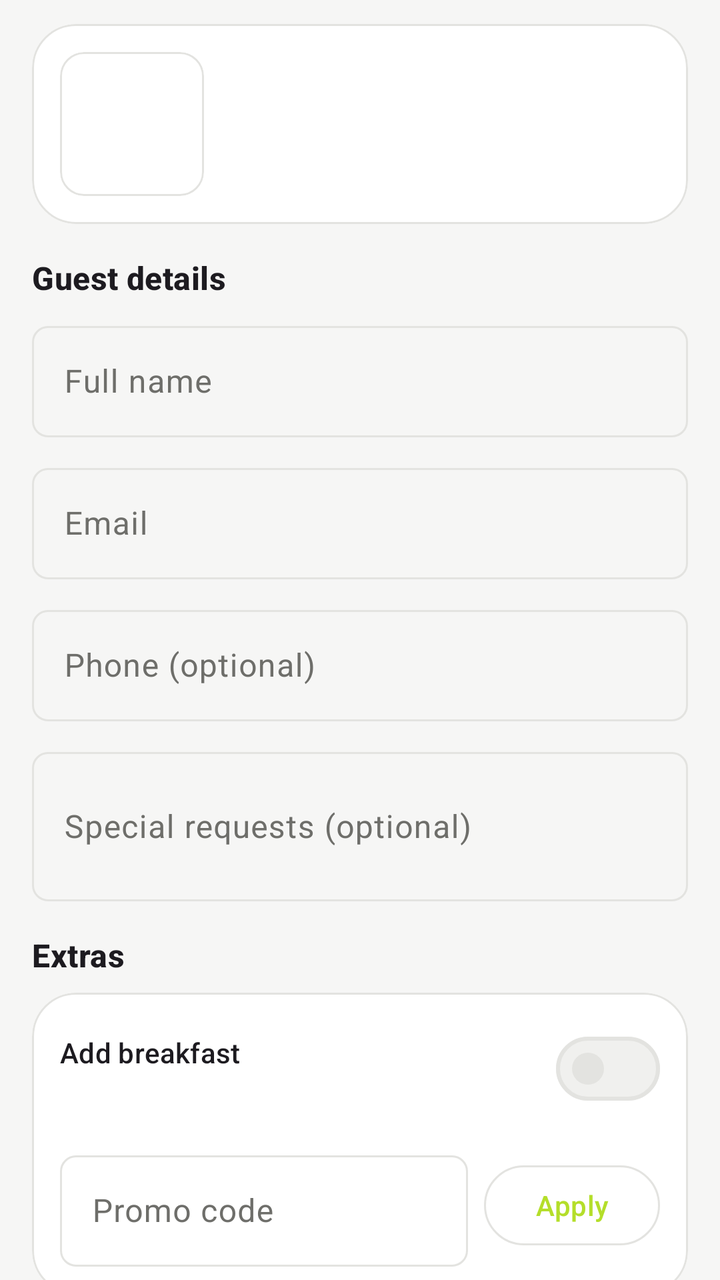
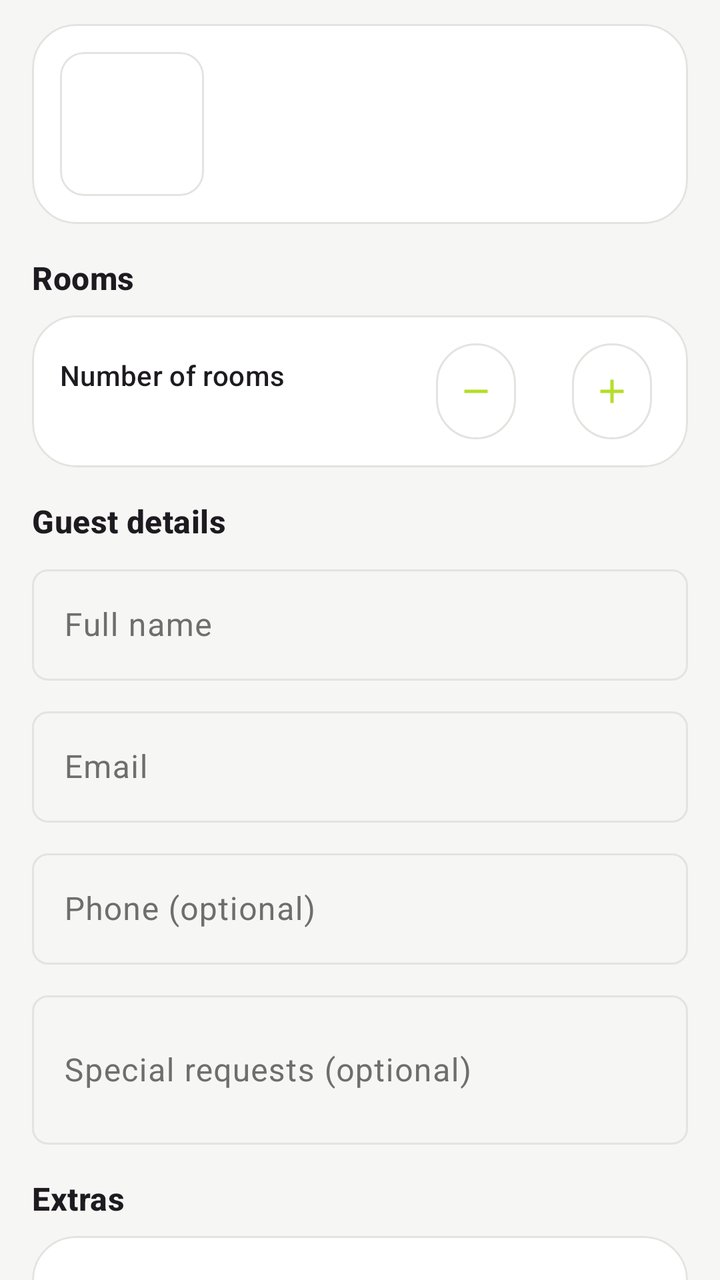

An Android layout rendered at two revisions. The XML below is the earlier revision; the diff shows what the commit changed to produce the second picture.
<!-- AndroidManifest.xml: application theme Theme.Hotel_Booking_App -->
<!-- res/layout/fragment_checkout.xml -->
<?xml version="1.0" encoding="utf-8"?>
<androidx.core.widget.NestedScrollView
    xmlns:android="http://schemas.android.com/apk/res/android"
    xmlns:app="http://schemas.android.com/apk/res-auto"
    android:layout_width="match_parent"
    android:layout_height="match_parent"
    android:clipToPadding="false"
    android:paddingHorizontal="@dimen/screen_gutter"
    android:paddingTop="12dp"
    android:paddingBottom="24dp">

    <LinearLayout
        android:layout_width="match_parent"
        android:layout_height="wrap_content"
        android:orientation="vertical">

        <com.google.android.material.card.MaterialCardView
            style="@style/Widget.App.Card.Panel"
            android:layout_width="match_parent"
            android:layout_height="wrap_content">

            <LinearLayout
                android:layout_width="match_parent"
                android:layout_height="wrap_content"
                android:gravity="center_vertical"
                android:orientation="horizontal"
                android:padding="14dp">

                <com.google.android.material.card.MaterialCardView
                    android:layout_width="72dp"
                    android:layout_height="72dp"
                    app:cardCornerRadius="12dp"
                    app:cardElevation="0dp">

                    <ImageView
                        android:id="@+id/summary_image"
                        android:layout_width="match_parent"
                        android:layout_height="match_parent"
                        android:contentDescription="@null"
                        android:scaleType="centerCrop" />
                </com.google.android.material.card.MaterialCardView>

                <LinearLayout
                    android:layout_width="0dp"
                    android:layout_height="wrap_content"
                    android:layout_marginStart="12dp"
                    android:layout_weight="1"
                    android:orientation="vertical">

                    <TextView
                        android:id="@+id/summary_name"
                        android:layout_width="wrap_content"
                        android:layout_height="wrap_content"
                        android:textAppearance="@style/TextAppearance.App.TitleMedium" />

                    <TextView
                        android:id="@+id/summary_room"
                        android:layout_width="wrap_content"
                        android:layout_height="wrap_content"
                        android:textAppearance="@style/TextAppearance.App.BodySmall"
                        android:textColor="?attr/colorOnSurfaceVariant" />

                    <TextView
                        android:id="@+id/summary_stay"
                        android:layout_width="wrap_content"
                        android:layout_height="wrap_content"
                        android:textAppearance="@style/TextAppearance.App.BodySmall"
                        android:textColor="?attr/colorOnSurfaceVariant" />
                </LinearLayout>
            </LinearLayout>
        </com.google.android.material.card.MaterialCardView>

        <TextView
            android:layout_width="wrap_content"
            android:layout_height="wrap_content"
            android:layout_marginTop="16dp"
            android:text="Guest details"
            android:textAppearance="@style/TextAppearance.App.TitleMedium" />

        <com.google.android.material.textfield.TextInputLayout
            style="@style/Widget.Material3.TextInputLayout.OutlinedBox"
            android:layout_width="match_parent"
            android:layout_height="wrap_content"
            android:layout_marginTop="8dp"
            android:hint="Full name">

            <com.google.android.material.textfield.TextInputEditText
                android:id="@+id/guest_name"
                android:layout_width="match_parent"
                android:layout_height="wrap_content"
                android:inputType="textPersonName"
                android:maxLines="1" />
        </com.google.android.material.textfield.TextInputLayout>

        <com.google.android.material.textfield.TextInputLayout
            style="@style/Widget.Material3.TextInputLayout.OutlinedBox"
            android:layout_width="match_parent"
            android:layout_height="wrap_content"
            android:layout_marginTop="10dp"
            android:hint="Email">

            <com.google.android.material.textfield.TextInputEditText
                android:id="@+id/guest_email"
                android:layout_width="match_parent"
                android:layout_height="wrap_content"
                android:inputType="textEmailAddress"
                android:maxLines="1" />
        </com.google.android.material.textfield.TextInputLayout>

        <com.google.android.material.textfield.TextInputLayout
            style="@style/Widget.Material3.TextInputLayout.OutlinedBox"
            android:layout_width="match_parent"
            android:layout_height="wrap_content"
            android:layout_marginTop="10dp"
            android:hint="Phone (optional)">

            <com.google.android.material.textfield.TextInputEditText
                android:id="@+id/guest_phone"
                android:layout_width="match_parent"
                android:layout_height="wrap_content"
                android:inputType="phone"
                android:maxLines="1" />
        </com.google.android.material.textfield.TextInputLayout>

        <com.google.android.material.textfield.TextInputLayout
            style="@style/Widget.Material3.TextInputLayout.OutlinedBox"
            android:layout_width="match_parent"
            android:layout_height="wrap_content"
            android:layout_marginTop="10dp"
            android:hint="Special requests (optional)">

            <com.google.android.material.textfield.TextInputEditText
                android:id="@+id/guest_requests"
                android:layout_width="match_parent"
                android:layout_height="wrap_content"
                android:inputType="textMultiLine"
                android:minLines="2" />
        </com.google.android.material.textfield.TextInputLayout>

        <TextView
            android:layout_width="wrap_content"
            android:layout_height="wrap_content"
            android:layout_marginTop="16dp"
            android:text="Extras"
            android:textAppearance="@style/TextAppearance.App.TitleMedium" />

        <com.google.android.material.card.MaterialCardView
            style="@style/Widget.App.Card.Panel"
            android:layout_width="match_parent"
            android:layout_height="wrap_content"
            android:layout_marginTop="8dp">

            <LinearLayout
                android:layout_width="match_parent"
                android:layout_height="wrap_content"
                android:orientation="vertical"
                android:padding="14dp">

                <LinearLayout
                    android:layout_width="match_parent"
                    android:layout_height="wrap_content"
                    android:gravity="center_vertical"
                    android:orientation="horizontal">

                    <LinearLayout
                        android:layout_width="0dp"
                        android:layout_height="wrap_content"
                        android:layout_weight="1"
                        android:orientation="vertical">

                        <TextView
                            android:layout_width="wrap_content"
                            android:layout_height="wrap_content"
                            android:text="Add breakfast"
                            android:textAppearance="@style/TextAppearance.App.TitleSmall" />

                        <TextView
                            android:id="@+id/breakfast_hint"
                            android:layout_width="wrap_content"
                            android:layout_height="wrap_content"
                            android:textAppearance="@style/TextAppearance.App.BodySmall"
                            android:textColor="?attr/colorOnSurfaceVariant" />
                    </LinearLayout>

                    <com.google.android.material.materialswitch.MaterialSwitch
                        android:id="@+id/breakfast_switch"
                        android:layout_width="wrap_content"
                        android:layout_height="wrap_content" />
                </LinearLayout>

                <LinearLayout
                    android:layout_width="match_parent"
                    android:layout_height="wrap_content"
                    android:layout_marginTop="14dp"
                    android:gravity="center_vertical"
                    android:orientation="horizontal">

                    <com.google.android.material.textfield.TextInputLayout
                        style="@style/Widget.Material3.TextInputLayout.OutlinedBox"
                        android:layout_width="0dp"
                        android:layout_height="wrap_content"
                        android:layout_weight="1"
                        android:hint="Promo code">

                        <com.google.android.material.textfield.TextInputEditText
                            android:id="@+id/promo_field"
                            android:layout_width="match_parent"
                            android:layout_height="wrap_content"
                            android:inputType="textCapCharacters"
                            android:maxLines="1" />
                    </com.google.android.material.textfield.TextInputLayout>

                    <com.google.android.material.button.MaterialButton
                        android:id="@+id/promo_apply"
                        style="@style/Widget.Material3.Button.OutlinedButton"
                        android:layout_width="wrap_content"
                        android:layout_height="wrap_content"
                        android:layout_marginStart="8dp"
                        android:text="Apply" />
                </LinearLayout>

                <TextView
                    android:id="@+id/promo_note"
                    android:layout_width="wrap_content"
                    android:layout_height="wrap_content"
                    android:layout_marginTop="4dp"
                    android:textAppearance="@style/TextAppearance.App.BodySmall"
                    android:visibility="gone" />
            </LinearLayout>
        </com.google.android.material.card.MaterialCardView>

        <TextView
            android:layout_width="wrap_content"
            android:layout_height="wrap_content"
            android:layout_marginTop="16dp"
            android:text="Payment"
            android:textAppearance="@style/TextAppearance.App.TitleMedium" />

        <com.google.android.material.chip.ChipGroup
            android:id="@+id/payment_chips"
            android:layout_width="match_parent"
            android:layout_height="wrap_content"
            android:layout_marginTop="8dp"
            app:selectionRequired="true"
            app:singleSelection="true" />

        <TextView
            android:layout_width="wrap_content"
            android:layout_height="wrap_content"
            android:layout_marginTop="16dp"
            android:text="Price details"
            android:textAppearance="@style/TextAppearance.App.TitleMedium" />

        <include
            android:id="@+id/price_card"
            layout="@layout/view_price_card"
            android:layout_width="match_parent"
            android:layout_height="wrap_content"
            android:layout_marginTop="8dp" />

        <TextView
            android:id="@+id/checkout_error"
            android:layout_width="match_parent"
            android:layout_height="wrap_content"
            android:layout_marginTop="12dp"
            android:textAppearance="@style/TextAppearance.App.Body"
            android:textColor="?attr/colorError"
            android:visibility="gone" />

        <com.google.android.material.button.MaterialButton
            android:id="@+id/confirm_booking"
            android:layout_width="match_parent"
            android:layout_height="52dp"
            android:layout_marginTop="16dp" />
    </LinearLayout>
</androidx.core.widget.NestedScrollView>
<!-- res/layout/view_price_card.xml (included above) -->
<?xml version="1.0" encoding="utf-8"?>
<com.google.android.material.card.MaterialCardView
    xmlns:android="http://schemas.android.com/apk/res/android"
    style="@style/Widget.App.Card.Panel"
    android:layout_width="match_parent"
    android:layout_height="wrap_content">

    <LinearLayout
        android:id="@+id/price_rows"
        android:layout_width="match_parent"
        android:layout_height="wrap_content"
        android:orientation="vertical"
        android:paddingHorizontal="14dp"
        android:paddingVertical="8dp" />
</com.google.android.material.card.MaterialCardView>
<!-- resources referenced by this layout -->
<resources>
  <dimen name="screen_gutter">16dp</dimen>
  <style name="TextAppearance.App.Body" parent="TextAppearance.Material3.BodyMedium">
          <item name="android:textSize">14sp</item>
      </style>
  <style name="TextAppearance.App.BodySmall" parent="TextAppearance.Material3.BodySmall">
          <item name="android:textSize">12sp</item>
      </style>
  <style name="TextAppearance.App.TitleMedium" parent="TextAppearance.Material3.TitleMedium">
          <item name="android:textStyle">bold</item>
          <item name="android:textSize">16sp</item>
      </style>
  <style name="TextAppearance.App.TitleSmall" parent="TextAppearance.Material3.TitleSmall">
          <item name="android:textSize">14sp</item>
      </style>
  <style name="Widget.App.Card.Panel" parent="Widget.Material3.CardView.Outlined">
          <item name="cardBackgroundColor">?attr/colorSurface</item>
          <item name="strokeColor">?attr/colorOutline</item>
          <item name="strokeWidth">1dp</item>
          <item name="cardElevation">0dp</item>
          <item name="cardCornerRadius">22dp</item>
      </style>
  <color name="lime_primary">#FFB4DE2A</color>
  <color name="lime_on_primary">#FF1C2708</color>
  <color name="lime_container">#FFEDF4D8</color>
  <color name="lime_on_container">#FF313D14</color>
  <color name="stone_secondary">#FF5A5A55</color>
  <color name="stone_on_secondary">#FFFFFFFF</color>
  <color name="stone_container">#FFECECE8</color>
  <color name="stone_on_container">#FF2B2B27</color>
  <color name="blue_tertiary">#FF2A78D6</color>
  <color name="blue_on_tertiary">#FFFFFFFF</color>
  <color name="blue_container">#FFDCE9F8</color>
  <color name="blue_on_container">#FF10304F</color>
  <color name="light_background">#FFF6F6F5</color>
  <color name="light_surface">#FFFFFFFF</color>
  <color name="light_on_surface">#FF1A1A19</color>
  <color name="light_surface_variant">#FFF0F0EE</color>
  <color name="light_on_surface_variant">#FF6E6E6A</color>
  <color name="light_outline">#FFE3E3E0</color>
  <color name="error_light">#FF9B2F2A</color>
  <color name="on_error_light">#FFFFFFFF</color>
  <color name="error_container_light">#FFF8DEDB</color>
  <color name="on_error_container_light">#FF63211E</color>
  <style name="ShapeAppearance.App.ExtraSmall" parent="ShapeAppearance.Material3.Corner.ExtraSmall">
          <item name="cornerSize">8dp</item>
      </style>
  <style name="ShapeAppearance.App.Small" parent="ShapeAppearance.Material3.Corner.Small">
          <item name="cornerSize">12dp</item>
      </style>
  <style name="ShapeAppearance.App.Medium" parent="ShapeAppearance.Material3.Corner.Medium">
          <item name="cornerSize">18dp</item>
      </style>
  <style name="ShapeAppearance.App.Large" parent="ShapeAppearance.Material3.Corner.Large">
          <item name="cornerSize">22dp</item>
      </style>
  <style name="ShapeAppearance.App.ExtraLarge" parent="ShapeAppearance.Material3.Corner.ExtraLarge">
          <item name="cornerSize">28dp</item>
      </style>
  <!-- unchanged entries left out for length: 1 -->
</resources>

<!-- the commit's change to res/layout/fragment_checkout.xml (unified diff, before → after) -->
@@ -67,6 +67,78 @@
                         android:textAppearance="@style/TextAppearance.App.BodySmall"
                         android:textColor="?attr/colorOnSurfaceVariant" />
                 </LinearLayout>
+            </LinearLayout>
+        </com.google.android.material.card.MaterialCardView>
+
+        <TextView
+            android:layout_width="wrap_content"
+            android:layout_height="wrap_content"
+            android:layout_marginTop="16dp"
+            android:text="Rooms"
+            android:textAppearance="@style/TextAppearance.App.TitleMedium" />
+
+        <com.google.android.material.card.MaterialCardView
+            style="@style/Widget.App.Card.Panel"
+            android:layout_width="match_parent"
+            android:layout_height="wrap_content"
+            android:layout_marginTop="8dp">
+
+            <LinearLayout
+                android:layout_width="match_parent"
+                android:layout_height="wrap_content"
+                android:gravity="center_vertical"
+                android:orientation="horizontal"
+                android:padding="14dp">
+
+                <LinearLayout
+                    android:layout_width="0dp"
+                    android:layout_height="wrap_content"
+                    android:layout_weight="1"
+                    android:orientation="vertical">
+
+                    <TextView
+                        android:layout_width="wrap_content"
+                        android:layout_height="wrap_content"
+                        android:text="Number of rooms"
+                        android:textAppearance="@style/TextAppearance.App.TitleSmall" />
+
+                    <TextView
+                        android:id="@+id/rooms_available"
+                        android:layout_width="wrap_content"
+                        android:layout_height="wrap_content"
+                        android:textAppearance="@style/TextAppearance.App.BodySmall"
+                        android:textColor="?attr/colorOnSurfaceVariant" />
+                </LinearLayout>
+
+                <com.google.android.material.button.MaterialButton
+                    android:id="@+id/rooms_minus"
+                    style="@style/Widget.Material3.Button.IconButton.Outlined"
+                    android:layout_width="wrap_content"
+                    android:layout_height="wrap_content"
+                    android:insetTop="0dp"
+                    android:insetBottom="0dp"
+                    app:icon="@drawable/ic_remove"
+                    app:iconGravity="textStart"
+                    app:iconPadding="0dp" />
+
+                <TextView
+                    android:id="@+id/rooms_count"
+                    android:layout_width="wrap_content"
+                    android:layout_height="wrap_content"
+                    android:layout_marginHorizontal="10dp"
+                    android:textAppearance="@style/TextAppearance.App.TitleSmall"
+                    android:textStyle="bold" />
+
+                <com.google.android.material.button.MaterialButton
+                    android:id="@+id/rooms_plus"
+                    style="@style/Widget.Material3.Button.IconButton.Outlined"
+                    android:layout_width="wrap_content"
+                    android:layout_height="wrap_content"
+                    android:insetTop="0dp"
+                    android:insetBottom="0dp"
+                    app:icon="@drawable/ic_add"
+                    app:iconGravity="textStart"
+                    app:iconPadding="0dp" />
             </LinearLayout>
         </com.google.android.material.card.MaterialCardView>
 
<!-- resource entries referenced after the edit -->
@@ -1,6 +1,22 @@
 <!-- resources referenced by this layout -->
 <resources>
   <dimen name="screen_gutter">16dp</dimen>
+  <!-- drawable ic_add (drawable) -->
+  <vector xmlns:android="http://schemas.android.com/apk/res/android"
+      android:width="24dp" android:height="24dp"
+      android:viewportWidth="24" android:viewportHeight="24"
+      android:tint="#FF000000">
+      <path android:fillColor="@android:color/white"
+          android:pathData="M19,13h-6v6h-2v-6H5v-2h6V5h2v6h6v2z" />
+  </vector>
+  <!-- drawable ic_remove (drawable) -->
+  <vector xmlns:android="http://schemas.android.com/apk/res/android"
+      android:width="24dp" android:height="24dp"
+      android:viewportWidth="24" android:viewportHeight="24"
+      android:tint="#FF000000">
+      <path android:fillColor="@android:color/white"
+          android:pathData="M19,13H5v-2h14v2z" />
+  </vector>
   <style name="TextAppearance.App.Body" parent="TextAppearance.Material3.BodyMedium">
           <item name="android:textSize">14sp</item>
       </style>
